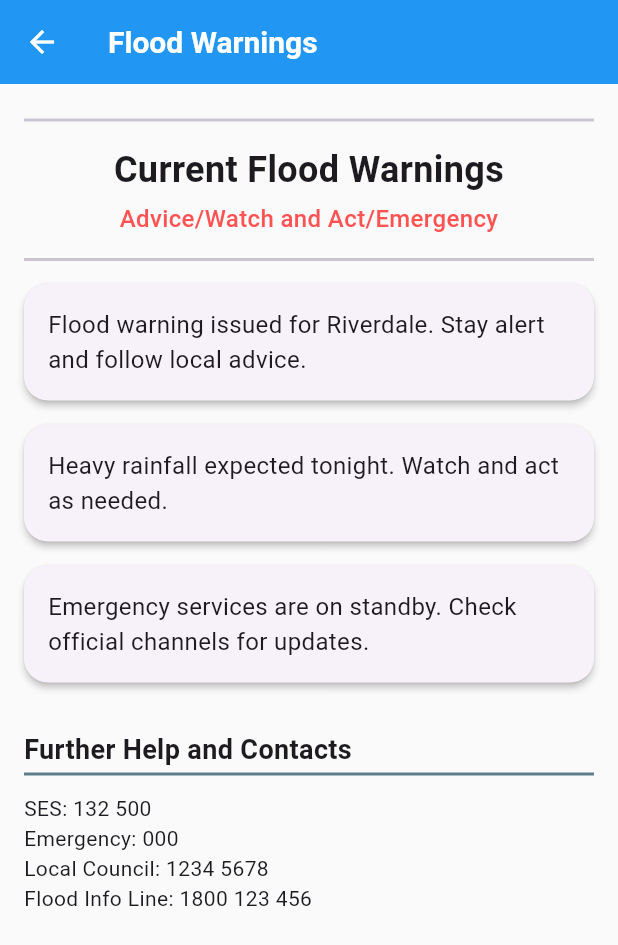
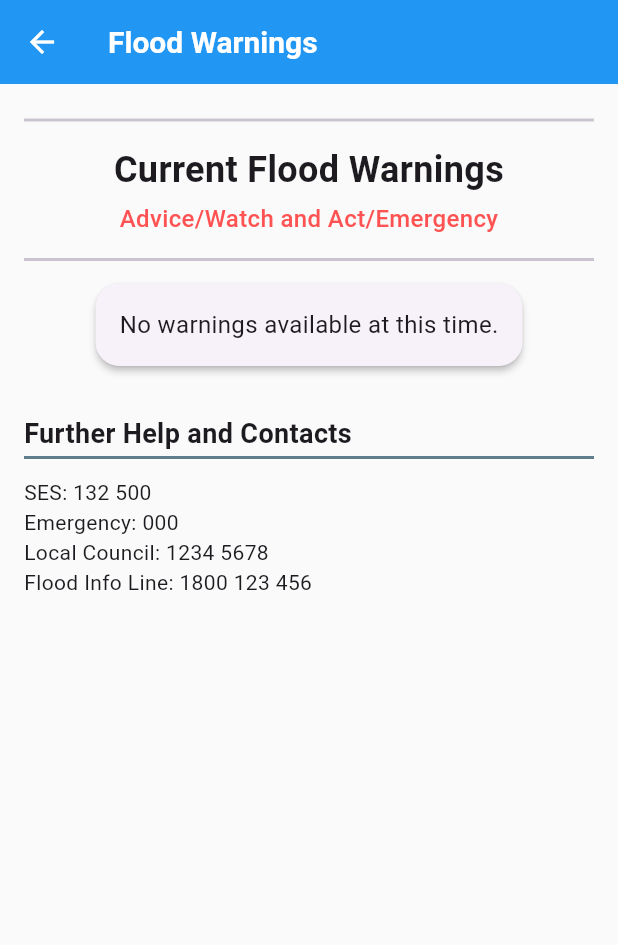
Before and after one commit to nharpa/urban_flooding, a Flutter app: the screen it shows after launch, after a tap on "Warnings", on a phone screen of 412 x 824 dp. Shown: the top 945 px of the screen. Run offline on Flutter 3.47's test engine with Material 3 defaults, Android fonts, the phone set to English and light mode, and no system bars; our stand-ins replace fl_chart, flutter_dotenv, flutter_svg, geolocator.

Commit message:
added basic warnings from BOM

```diff
--- a/lib/data/api_services.dart
+++ b/lib/data/api_services.dart
@@ -116,3 +116,29 @@ Future<Map<String, dynamic>?> fetchWeatherForCurrentLocation() async {
     return null;
   }
 }
+
+/// Fetches warnings from the API for the current device location.
+Future<Map<String, dynamic>?> fetchForCurrentLocation() async {
+  try {
+    Position? position = await getCurrentDeviceLocation();
+    if (position == null) return null;
+    double lat = position.latitude;
+    double lon = position.longitude;
+
+    final response = await http.post(
+      Uri.parse('$apiDomain/api/v1/warnings'),
+      headers: {
+        'Content-Type': 'application/json',
+        if (apiKey.isNotEmpty) 'Authorization': 'Bearer $apiKey',
+      },
+      body: jsonEncode({"lat": lat, "lon": lon}),
+    );
+    if (response.statusCode == 200) {
+      return jsonDecode(response.body) as Map<String, dynamic>;
+    } else {
+      return null;
+    }
+  } catch (e) {
+    return null;
+  }
+}
--- a/lib/pages/warnings.dart
+++ b/lib/pages/warnings.dart
@@ -1,4 +1,5 @@
 import 'package:flutter/material.dart';
+import 'package:urban_flooding/data/api_services.dart';
 
 class WarningsPage extends StatelessWidget {
   const WarningsPage({super.key});
@@ -29,17 +30,37 @@ class WarningsPage extends StatelessWidget {
     );
   }
 
-  List<String> getSocialMediaPosts() {
-    // Replace with API call later
-    return [
-      'Flood warning issued for Riverdale. Stay alert and follow local advice.',
-      'Heavy rainfall expected tonight. Watch and act as needed.',
-      'Emergency services are on standby. Check official channels for updates.',
-    ];
+  Future<List<String>> getWarningsPosts() async {
+    final response = await fetchForCurrentLocation();
+    if (response == null ||
+        response['data'] == null ||
+        response['data']['warnings'] == null) {
+      return ['No warnings available at this time.'];
+    }
+    final warnings = response['data']['warnings'] as List<dynamic>;
+    if (warnings.isEmpty) {
+      return ['No warnings available at this time.'];
+    }
+    return warnings
+        .map<String>((w) => w['title'] as String? ?? '')
+        .where((t) => t.isNotEmpty)
+        .toList();
   }
 
-  Widget _buildSocialMediaCards() {
-    final posts = getSocialMediaPosts();
+  Widget _buildWarningsCards() {
+    return FutureBuilder<List<String>>(
+      future: getWarningsPosts(),
+      builder: (context, snapshot) {
+        if (snapshot.connectionState == ConnectionState.waiting) {
+          return const Center(child: CircularProgressIndicator());
+        } else if (snapshot.hasError) {
+          return const Center(child: Text('Error loading warnings'));
+        } else if (!snapshot.hasData || snapshot.data!.isEmpty) {
+          return const Center(
+            child: Text('No warnings available at this time.'),
+          );
+        }
+        final posts = snapshot.data!;
         return Column(
           children: posts
               .map(
@@ -52,6 +73,8 @@ class WarningsPage extends StatelessWidget {
                 ),
               )
               .toList(),
+        );
+      },
     );
   }
 
@@ -87,7 +110,7 @@ class WarningsPage extends StatelessWidget {
           crossAxisAlignment: CrossAxisAlignment.stretch,
           children: [
             _buildTitle(),
-            _buildSocialMediaCards(),
+            _buildWarningsCards(),
             _buildContactsSection(),
           ],
         ),
```
Lines whose indentation alone changed are shown as unchanged.
